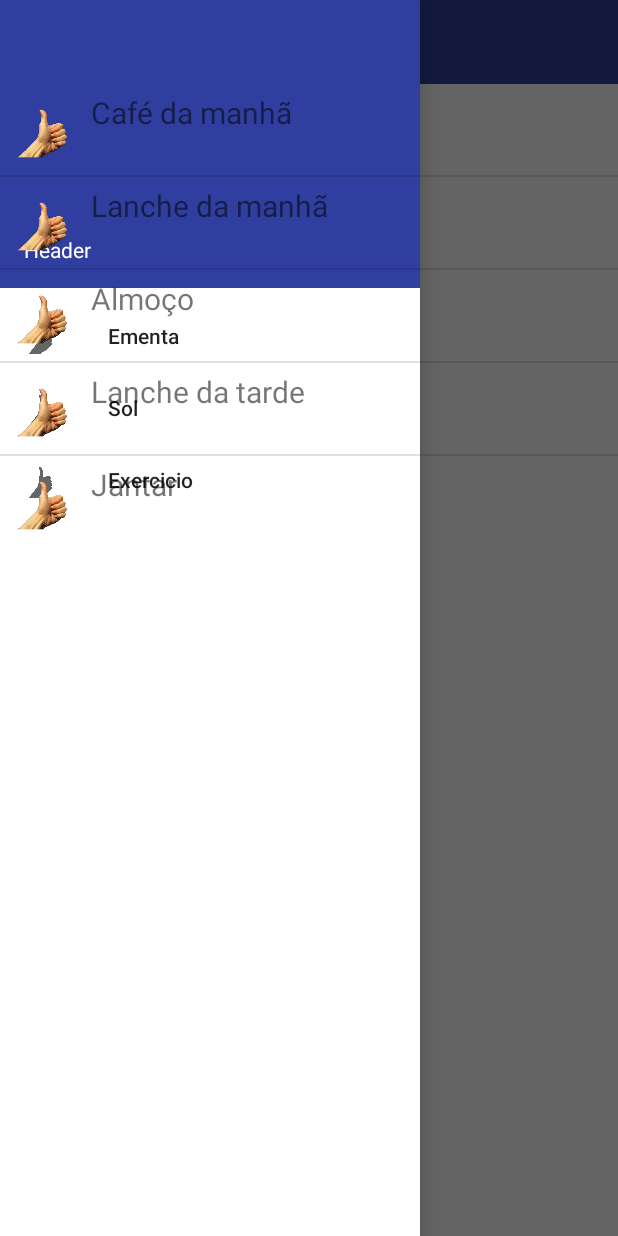
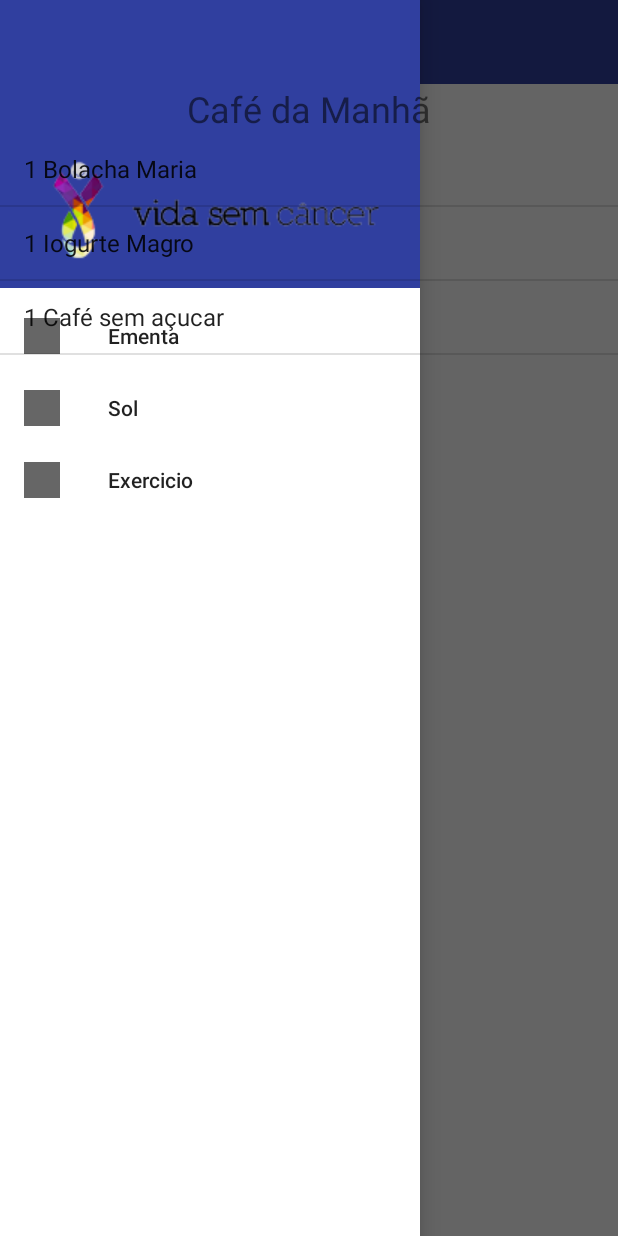
Before and after one commit to AndreBastos23/VidasemCancer, an Android app: the TesteActivity screen opened directly, with no data from a screen before it, after a tap on "Open navigation drawer", on a phone screen of 412 x 824 dp. Run offline under Robolectric (Android 15) with nearby library versions, the phone set to English and light mode, and no system bars; 1 other tap on this screen came first.

Commit message:
new logo new title string new splash screen

```diff
--- a/app/src/main/java/com/vsc/vidasemcancer/BaseActivity.java
+++ b/app/src/main/java/com/vsc/vidasemcancer/BaseActivity.java
@@ -80,7 +80,7 @@ public class BaseActivity extends AppCompatActivity implements OnRecipeSelected
         }
 
         FragmentManager fragmentManager = getFragmentManager();
-        fragmentManager.beginTransaction().replace(R.id.flContent, fragment).commit();
+        fragmentManager.beginTransaction().addToBackStack(null).replace(R.id.flContent, fragment).commit();
 
         menuItem.setChecked(true);
         setTitle(menuItem.getTitle());
@@ -106,7 +106,7 @@ public class BaseActivity extends AppCompatActivity implements OnRecipeSelected
     public void onRageComicSelected() {
         FragmentManager fragmentManager = getFragmentManager();
         FragmentTransaction fragmentTransaction =
-                fragmentManager.beginTransaction();
+                fragmentManager.beginTransaction().addToBackStack(null);
 
         RecipeDetailsFragment pm_fragment = new RecipeDetailsFragment();
         fragmentTransaction.replace(R.id.flContent, pm_fragment);
--- a/app/src/main/res/layout/fragment_pm.xml
+++ b/app/src/main/res/layout/fragment_pm.xml
@@ -4,7 +4,6 @@
     android:orientation="horizontal"
     android:layout_width="fill_parent"
     android:layout_height="fill_parent"
-    android:paddingTop="56dp"
     >
 
     <ListView
--- a/app/src/main/res/layout/mylist.xml
+++ b/app/src/main/res/layout/mylist.xml
@@ -2,23 +2,25 @@
 <LinearLayout xmlns:android="http://schemas.android.com/apk/res/android"
     android:layout_width="fill_parent"
     android:layout_height="fill_parent"
+    android:minHeight="?android:attr/listPreferredItemHeight"
+    android:padding="16dp"
+    android:gravity="center_vertical"
     android:orientation="horizontal" >
 
     <ImageView
         android:id="@+id/icon"
-        android:layout_width="50dp"
-        android:layout_height="50dp"
-        android:layout_marginBottom="5dp"
-        android:layout_marginLeft="5dp"
-        android:layout_marginRight="5dp"
-        android:layout_marginTop="5dp"
-        android:src="@drawable/imagemfinal" />
+        android:layout_width="72dp"
+        android:layout_height="72dp"
+        android:scaleType="centerCrop"
+        android:src="@drawable/fastfood" />
 
     <TextView
         android:id="@+id/Itemname"
         android:layout_width="wrap_content"
         android:layout_height="wrap_content"
         android:textSize="20sp"
+        android:layout_weight="1"
+        android:paddingLeft="16dp"
         android:paddingTop="5dp"/>
 
 
--- a/app/src/main/res/layout/nav_header.xml
+++ b/app/src/main/res/layout/nav_header.xml
@@ -7,12 +7,11 @@
     android:theme="@style/ThemeOverlay.AppCompat.Dark"
     android:gravity="bottom">
 
-    <TextView
-        android:layout_width="match_parent"
+    <ImageView
+        android:layout_width="wrap_content"
         android:layout_height="wrap_content"
-        android:text="Header"
-        android:textColor="@android:color/white"
-        android:textAppearance="@style/TextAppearance.AppCompat.Body1"
-    />
+        android:scaleType="centerCrop"
+        android:src="@drawable/vidasemcancer"
+        android:layout_gravity="center_horizontal"/>
 
 </LinearLayout>
--- a/app/src/main/res/menu/drawer_view.xml
+++ b/app/src/main/res/menu/drawer_view.xml
@@ -4,20 +4,20 @@
         <item
             android:id="@+id/recipes_item"
             android:title="@string/menu_recipe"
-            android:icon="@drawable/imagemfinal">
+            android:icon="@drawable/bow">
 
 
         </item>
         <item
             android:id="@+id/sun_item"
             android:title="@string/menu_sun"
-            android:icon="@drawable/imagemfinal">
+            android:icon="@drawable/bow">
 
         </item>
         <item
             android:id="@+id/exercise_item"
             android:title="@string/menu_exercise"
-            android:icon="@drawable/imagemfinal">
+            android:icon="@drawable/bow">
 
         </item>
 
--- a/app/src/main/res/values/strings.xml
+++ b/app/src/main/res/values/strings.xml
@@ -7,7 +7,7 @@
     <string name="registerButtonText">Registar</string>
     <string name="forgottenPassword">Esqueci-me da Password</string>
     <string name="ourLogo">This is our logo!</string>
-    <string name="title_activity_main">MainActivity</string>
+    <string name="title_activity_main">Vida Sem Cancer</string>
     <string name="action_settings">Settings</string>
     <string name="title_activity_sd">sd</string>
     <string name="breakfast">Café da Manhã</string>
```
Also changed, not shown: app/src/main/res/layout/activity_login.xml (+4 -4 lines), app/src/main/res/drawable/bow.png (added), app/src/main/res/drawable/vidasemcancer.png (added), 1 other file.
